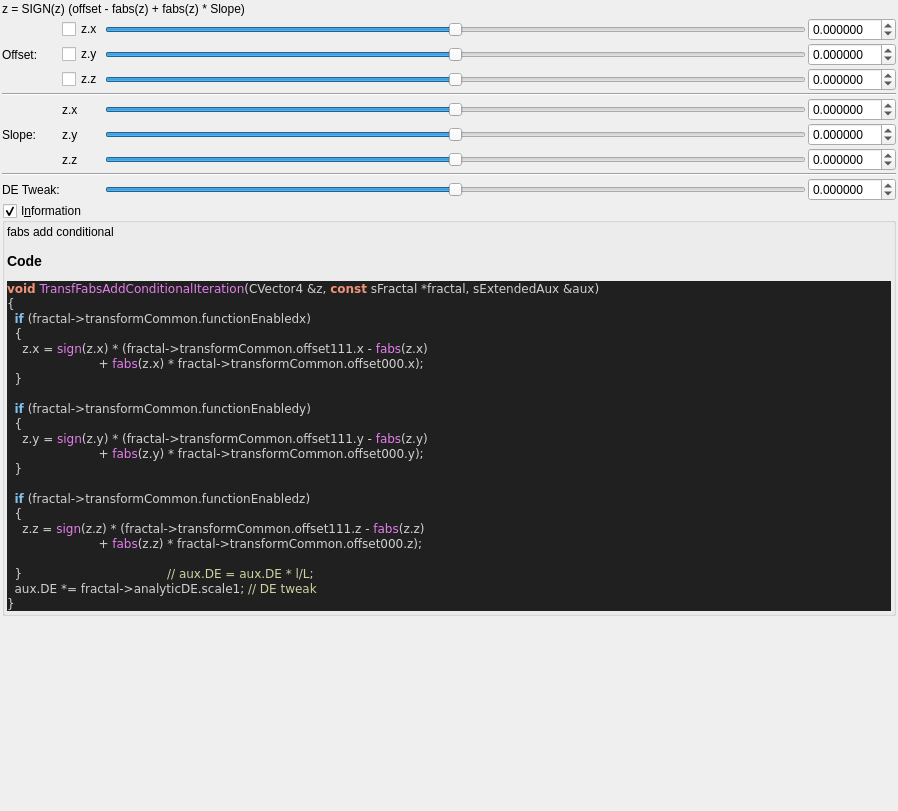
First picture: the form in mandelbulber2/formula/ui/fractal_transf_fabs_add_conditional.ui, repository buddhi1980/mandelbulber2, before the edit.
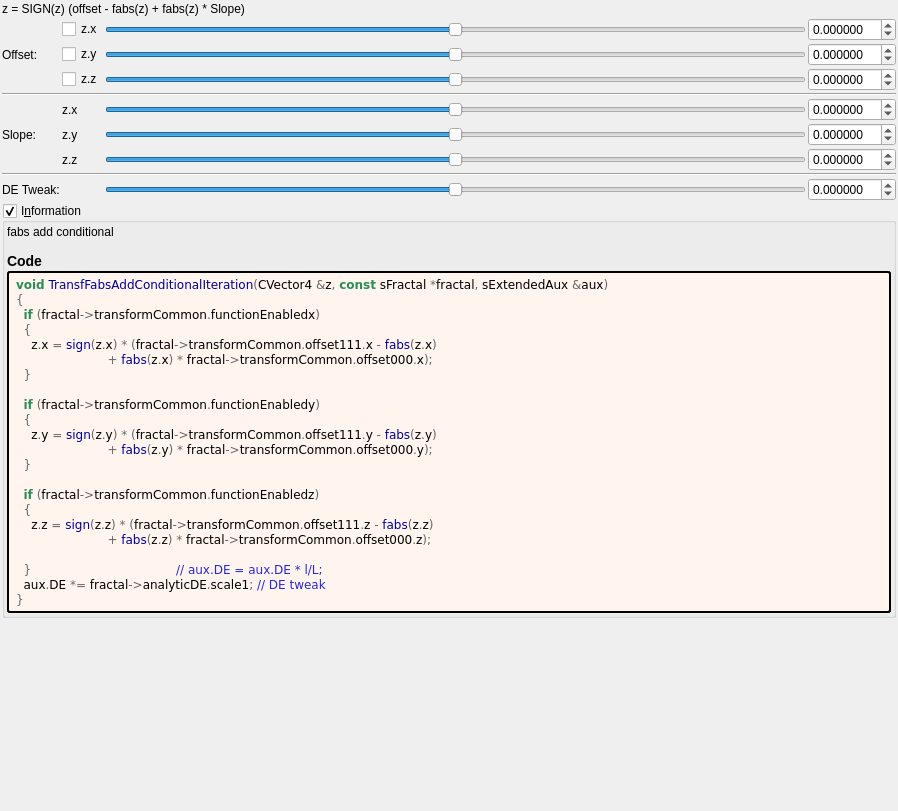
Second picture: the form after the edit. Custom widgets are drawn as their Qt base class.

The edit to the form file:
```diff
--- a/mandelbulber2/formula/ui/fractal_transf_fabs_add_conditional.ui
+++ b/mandelbulber2/formula/ui/fractal_transf_fabs_add_conditional.ui
@@ -519,34 +519,49 @@
        <number>2</number>
       </property>
       <item>
-       <widget class="QLabel" name="label_code_content">
+	   <widget class="QLabel" name="label_information_general">
         <property name="text">
          <string notr="true">&lt;p&gt;fabs add conditional&lt;/p&gt;&lt;table&gt;
 &lt;/table&gt;
-&lt;h3&gt;Code&lt;/h3&gt;
-&lt;body style=&quot;background-color:#202020&quot;&gt;
-&lt;pre style=&quot;color:#d0d0d0; background-color:#202020;  font-family:'Courier New',monospace;&quot;&gt;&lt;span style=&quot;color:#f09479; font-weight:bold&quot;&gt;void&lt;/span&gt; &lt;span style=&quot;color:#e47eed&quot;&gt;TransfFabsAddConditionalIteration&lt;/span&gt;&lt;span style=&quot;color:#d0d0d0&quot;&gt;(&lt;/span&gt;CVector4 &lt;span style=&quot;color:#d0d0d0&quot;&gt;&amp;amp;&lt;/span&gt;z&lt;span style=&quot;color:#d0d0d0&quot;&gt;,&lt;/span&gt; &lt;span style=&quot;color:#f09479; font-weight:bold&quot;&gt;const&lt;/span&gt; sFractal &lt;span style=&quot;color:#d0d0d0&quot;&gt;*&lt;/span&gt;fractal&lt;span style=&quot;color:#d0d0d0&quot;&gt;,&lt;/span&gt; sExtendedAux &lt;span style=&quot;color:#d0d0d0&quot;&gt;&amp;amp;&lt;/span&gt;aux&lt;span style=&quot;color:#d0d0d0&quot;&gt;)&lt;/span&gt;
-&lt;span style=&quot;color:#d0d0d0&quot;&gt;{&lt;/span&gt;
-  &lt;span style=&quot;color:#7ec0ee; font-weight:bold&quot;&gt;if&lt;/span&gt; &lt;span style=&quot;color:#d0d0d0&quot;&gt;(&lt;/span&gt;fractal&lt;span style=&quot;color:#d0d0d0&quot;&gt;-&amp;gt;&lt;/span&gt;transformCommon&lt;span style=&quot;color:#d0d0d0&quot;&gt;.&lt;/span&gt;functionEnabledx&lt;span style=&quot;color:#d0d0d0&quot;&gt;)&lt;/span&gt;
-  &lt;span style=&quot;color:#d0d0d0&quot;&gt;{&lt;/span&gt;
-    z&lt;span style=&quot;color:#d0d0d0&quot;&gt;.&lt;/span&gt;x &lt;span style=&quot;color:#d0d0d0&quot;&gt;=&lt;/span&gt; &lt;span style=&quot;color:#e47eed&quot;&gt;sign&lt;/span&gt;&lt;span style=&quot;color:#d0d0d0&quot;&gt;(&lt;/span&gt;z&lt;span style=&quot;color:#d0d0d0&quot;&gt;.&lt;/span&gt;x&lt;span style=&quot;color:#d0d0d0&quot;&gt;) * (&lt;/span&gt;fractal&lt;span style=&quot;color:#d0d0d0&quot;&gt;-&amp;gt;&lt;/span&gt;transformCommon&lt;span style=&quot;color:#d0d0d0&quot;&gt;.&lt;/span&gt;offset111&lt;span style=&quot;color:#d0d0d0&quot;&gt;.&lt;/span&gt;x &lt;span style=&quot;color:#d0d0d0&quot;&gt;-&lt;/span&gt; &lt;span style=&quot;color:#e47eed&quot;&gt;fabs&lt;/span&gt;&lt;span style=&quot;color:#d0d0d0&quot;&gt;(&lt;/span&gt;z&lt;span style=&quot;color:#d0d0d0&quot;&gt;.&lt;/span&gt;x&lt;span style=&quot;color:#d0d0d0&quot;&gt;)&lt;/span&gt;
-                        &lt;span style=&quot;color:#d0d0d0&quot;&gt;+&lt;/span&gt; &lt;span style=&quot;color:#e47eed&quot;&gt;fabs&lt;/span&gt;&lt;span style=&quot;color:#d0d0d0&quot;&gt;(&lt;/span&gt;z&lt;span style=&quot;color:#d0d0d0&quot;&gt;.&lt;/span&gt;x&lt;span style=&quot;color:#d0d0d0&quot;&gt;) *&lt;/span&gt; fractal&lt;span style=&quot;color:#d0d0d0&quot;&gt;-&amp;gt;&lt;/span&gt;transformCommon&lt;span style=&quot;color:#d0d0d0&quot;&gt;.&lt;/span&gt;offset000&lt;span style=&quot;color:#d0d0d0&quot;&gt;.&lt;/span&gt;x&lt;span style=&quot;color:#d0d0d0&quot;&gt;);&lt;/span&gt;
-  &lt;span style=&quot;color:#d0d0d0&quot;&gt;}&lt;/span&gt;
+&lt;h3&gt;Code&lt;/h3&gt;</string>
+		</property>
+		<property name="wordWrap">
+		 <bool>true</bool>
+		</property>
+		<property name="openExternalLinks">
+		 <bool>true</bool>
+		</property>
+		<property name="textInteractionFlags">
+		 <set>Qt::LinksAccessibleByMouse|Qt::TextSelectableByMouse</set>
+		</property>
+		</widget>
+	   </item>
+	   <item>
+	    <widget class="QLabel" name="label_code_content">
+		 <property name="text">
+		  <string notr="true">&lt;body style=&quot;background-color:#fff5ee&quot;&gt;
+&lt;pre style=&quot;color:#000000; background-color:#fff5ee;  font-family:'Courier New',monospace;&quot;&gt;&lt;span style=&quot;color:#2e8b57; font-weight:bold&quot;&gt;void&lt;/span&gt; &lt;span style=&quot;color:#00008f&quot;&gt;TransfFabsAddConditionalIteration&lt;/span&gt;&lt;span style=&quot;color:#676767&quot;&gt;(&lt;/span&gt;CVector4 &lt;span style=&quot;color:#676767&quot;&gt;&amp;amp;&lt;/span&gt;z&lt;span style=&quot;color:#676767&quot;&gt;,&lt;/span&gt; &lt;span style=&quot;color:#2e8b57; font-weight:bold&quot;&gt;const&lt;/span&gt; sFractal &lt;span style=&quot;color:#676767&quot;&gt;*&lt;/span&gt;fractal&lt;span style=&quot;color:#676767&quot;&gt;,&lt;/span&gt; sExtendedAux &lt;span style=&quot;color:#676767&quot;&gt;&amp;amp;&lt;/span&gt;aux&lt;span style=&quot;color:#676767&quot;&gt;)&lt;/span&gt;
+&lt;span style=&quot;color:#676767&quot;&gt;{&lt;/span&gt;
+  &lt;span style=&quot;color:#2e8b57; font-weight:bold&quot;&gt;if&lt;/span&gt; &lt;span style=&quot;color:#676767&quot;&gt;(&lt;/span&gt;fractal&lt;span style=&quot;color:#676767&quot;&gt;-&amp;gt;&lt;/span&gt;transformCommon&lt;span style=&quot;color:#676767&quot;&gt;.&lt;/span&gt;functionEnabledx&lt;span style=&quot;color:#676767&quot;&gt;)&lt;/span&gt;
+  &lt;span style=&quot;color:#676767&quot;&gt;{&lt;/span&gt;
+    z&lt;span style=&quot;color:#676767&quot;&gt;.&lt;/span&gt;x &lt;span style=&quot;color:#676767&quot;&gt;=&lt;/span&gt; &lt;span style=&quot;color:#00008f&quot;&gt;sign&lt;/span&gt;&lt;span style=&quot;color:#676767&quot;&gt;(&lt;/span&gt;z&lt;span style=&quot;color:#676767&quot;&gt;.&lt;/span&gt;x&lt;span style=&quot;color:#676767&quot;&gt;) * (&lt;/span&gt;fractal&lt;span style=&quot;color:#676767&quot;&gt;-&amp;gt;&lt;/span&gt;transformCommon&lt;span style=&quot;color:#676767&quot;&gt;.&lt;/span&gt;offset111&lt;span style=&quot;color:#676767&quot;&gt;.&lt;/span&gt;x &lt;span style=&quot;color:#676767&quot;&gt;-&lt;/span&gt; &lt;span style=&quot;color:#00008f&quot;&gt;fabs&lt;/span&gt;&lt;span style=&quot;color:#676767&quot;&gt;(&lt;/span&gt;z&lt;span style=&quot;color:#676767&quot;&gt;.&lt;/span&gt;x&lt;span style=&quot;color:#676767&quot;&gt;)&lt;/span&gt;
+                        &lt;span style=&quot;color:#676767&quot;&gt;+&lt;/span&gt; &lt;span style=&quot;color:#00008f&quot;&gt;fabs&lt;/span&gt;&lt;span style=&quot;color:#676767&quot;&gt;(&lt;/span&gt;z&lt;span style=&quot;color:#676767&quot;&gt;.&lt;/span&gt;x&lt;span style=&quot;color:#676767&quot;&gt;) *&lt;/span&gt; fractal&lt;span style=&quot;color:#676767&quot;&gt;-&amp;gt;&lt;/span&gt;transformCommon&lt;span style=&quot;color:#676767&quot;&gt;.&lt;/span&gt;offset000&lt;span style=&quot;color:#676767&quot;&gt;.&lt;/span&gt;x&lt;span style=&quot;color:#676767&quot;&gt;);&lt;/span&gt;
+  &lt;span style=&quot;color:#676767&quot;&gt;}&lt;/span&gt;
 
-  &lt;span style=&quot;color:#7ec0ee; font-weight:bold&quot;&gt;if&lt;/span&gt; &lt;span style=&quot;color:#d0d0d0&quot;&gt;(&lt;/span&gt;fractal&lt;span style=&quot;color:#d0d0d0&quot;&gt;-&amp;gt;&lt;/span&gt;transformCommon&lt;span style=&quot;color:#d0d0d0&quot;&gt;.&lt;/span&gt;functionEnabledy&lt;span style=&quot;color:#d0d0d0&quot;&gt;)&lt;/span&gt;
-  &lt;span style=&quot;color:#d0d0d0&quot;&gt;{&lt;/span&gt;
-    z&lt;span style=&quot;color:#d0d0d0&quot;&gt;.&lt;/span&gt;y &lt;span style=&quot;color:#d0d0d0&quot;&gt;=&lt;/span&gt; &lt;span style=&quot;color:#e47eed&quot;&gt;sign&lt;/span&gt;&lt;span style=&quot;color:#d0d0d0&quot;&gt;(&lt;/span&gt;z&lt;span style=&quot;color:#d0d0d0&quot;&gt;.&lt;/span&gt;y&lt;span style=&quot;color:#d0d0d0&quot;&gt;) * (&lt;/span&gt;fractal&lt;span style=&quot;color:#d0d0d0&quot;&gt;-&amp;gt;&lt;/span&gt;transformCommon&lt;span style=&quot;color:#d0d0d0&quot;&gt;.&lt;/span&gt;offset111&lt;span style=&quot;color:#d0d0d0&quot;&gt;.&lt;/span&gt;y &lt;span style=&quot;color:#d0d0d0&quot;&gt;-&lt;/span&gt; &lt;span style=&quot;color:#e47eed&quot;&gt;fabs&lt;/span&gt;&lt;span style=&quot;color:#d0d0d0&quot;&gt;(&lt;/span&gt;z&lt;span style=&quot;color:#d0d0d0&quot;&gt;.&lt;/span&gt;y&lt;span style=&quot;color:#d0d0d0&quot;&gt;)&lt;/span&gt;
-                        &lt;span style=&quot;color:#d0d0d0&quot;&gt;+&lt;/span&gt; &lt;span style=&quot;color:#e47eed&quot;&gt;fabs&lt;/span&gt;&lt;span style=&quot;color:#d0d0d0&quot;&gt;(&lt;/span&gt;z&lt;span style=&quot;color:#d0d0d0&quot;&gt;.&lt;/span&gt;y&lt;span style=&quot;color:#d0d0d0&quot;&gt;) *&lt;/span&gt; fractal&lt;span style=&quot;color:#d0d0d0&quot;&gt;-&amp;gt;&lt;/span&gt;transformCommon&lt;span style=&quot;color:#d0d0d0&quot;&gt;.&lt;/span&gt;offset000&lt;span style=&quot;color:#d0d0d0&quot;&gt;.&lt;/span&gt;y&lt;span style=&quot;color:#d0d0d0&quot;&gt;);&lt;/span&gt;
-  &lt;span style=&quot;color:#d0d0d0&quot;&gt;}&lt;/span&gt;
+  &lt;span style=&quot;color:#2e8b57; font-weight:bold&quot;&gt;if&lt;/span&gt; &lt;span style=&quot;color:#676767&quot;&gt;(&lt;/span&gt;fractal&lt;span style=&quot;color:#676767&quot;&gt;-&amp;gt;&lt;/span&gt;transformCommon&lt;span style=&quot;color:#676767&quot;&gt;.&lt;/span&gt;functionEnabledy&lt;span style=&quot;color:#676767&quot;&gt;)&lt;/span&gt;
+  &lt;span style=&quot;color:#676767&quot;&gt;{&lt;/span&gt;
+    z&lt;span style=&quot;color:#676767&quot;&gt;.&lt;/span&gt;y &lt;span style=&quot;color:#676767&quot;&gt;=&lt;/span&gt; &lt;span style=&quot;color:#00008f&quot;&gt;sign&lt;/span&gt;&lt;span style=&quot;color:#676767&quot;&gt;(&lt;/span&gt;z&lt;span style=&quot;color:#676767&quot;&gt;.&lt;/span&gt;y&lt;span style=&quot;color:#676767&quot;&gt;) * (&lt;/span&gt;fractal&lt;span style=&quot;color:#676767&quot;&gt;-&amp;gt;&lt;/span&gt;transformCommon&lt;span style=&quot;color:#676767&quot;&gt;.&lt;/span&gt;offset111&lt;span style=&quot;color:#676767&quot;&gt;.&lt;/span&gt;y &lt;span style=&quot;color:#676767&quot;&gt;-&lt;/span&gt; &lt;span style=&quot;color:#00008f&quot;&gt;fabs&lt;/span&gt;&lt;span style=&quot;color:#676767&quot;&gt;(&lt;/span&gt;z&lt;span style=&quot;color:#676767&quot;&gt;.&lt;/span&gt;y&lt;span style=&quot;color:#676767&quot;&gt;)&lt;/span&gt;
+                        &lt;span style=&quot;color:#676767&quot;&gt;+&lt;/span&gt; &lt;span style=&quot;color:#00008f&quot;&gt;fabs&lt;/span&gt;&lt;span style=&quot;color:#676767&quot;&gt;(&lt;/span&gt;z&lt;span style=&quot;color:#676767&quot;&gt;.&lt;/span&gt;y&lt;span style=&quot;color:#676767&quot;&gt;) *&lt;/span&gt; fractal&lt;span style=&quot;color:#676767&quot;&gt;-&amp;gt;&lt;/span&gt;transformCommon&lt;span style=&quot;color:#676767&quot;&gt;.&lt;/span&gt;offset000&lt;span style=&quot;color:#676767&quot;&gt;.&lt;/span&gt;y&lt;span style=&quot;color:#676767&quot;&gt;);&lt;/span&gt;
+  &lt;span style=&quot;color:#676767&quot;&gt;}&lt;/span&gt;
 
-  &lt;span style=&quot;color:#7ec0ee; font-weight:bold&quot;&gt;if&lt;/span&gt; &lt;span style=&quot;color:#d0d0d0&quot;&gt;(&lt;/span&gt;fractal&lt;span style=&quot;color:#d0d0d0&quot;&gt;-&amp;gt;&lt;/span&gt;transformCommon&lt;span style=&quot;color:#d0d0d0&quot;&gt;.&lt;/span&gt;functionEnabledz&lt;span style=&quot;color:#d0d0d0&quot;&gt;)&lt;/span&gt;
-  &lt;span style=&quot;color:#d0d0d0&quot;&gt;{&lt;/span&gt;
-    z&lt;span style=&quot;color:#d0d0d0&quot;&gt;.&lt;/span&gt;z &lt;span style=&quot;color:#d0d0d0&quot;&gt;=&lt;/span&gt; &lt;span style=&quot;color:#e47eed&quot;&gt;sign&lt;/span&gt;&lt;span style=&quot;color:#d0d0d0&quot;&gt;(&lt;/span&gt;z&lt;span style=&quot;color:#d0d0d0&quot;&gt;.&lt;/span&gt;z&lt;span style=&quot;color:#d0d0d0&quot;&gt;) * (&lt;/span&gt;fractal&lt;span style=&quot;color:#d0d0d0&quot;&gt;-&amp;gt;&lt;/span&gt;transformCommon&lt;span style=&quot;color:#d0d0d0&quot;&gt;.&lt;/span&gt;offset111&lt;span style=&quot;color:#d0d0d0&quot;&gt;.&lt;/span&gt;z &lt;span style=&quot;color:#d0d0d0&quot;&gt;-&lt;/span&gt; &lt;span style=&quot;color:#e47eed&quot;&gt;fabs&lt;/span&gt;&lt;span style=&quot;color:#d0d0d0&quot;&gt;(&lt;/span&gt;z&lt;span style=&quot;color:#d0d0d0&quot;&gt;.&lt;/span&gt;z&lt;span style=&quot;color:#d0d0d0&quot;&gt;)&lt;/span&gt;
-                        &lt;span style=&quot;color:#d0d0d0&quot;&gt;+&lt;/span&gt; &lt;span style=&quot;color:#e47eed&quot;&gt;fabs&lt;/span&gt;&lt;span style=&quot;color:#d0d0d0&quot;&gt;(&lt;/span&gt;z&lt;span style=&quot;color:#d0d0d0&quot;&gt;.&lt;/span&gt;z&lt;span style=&quot;color:#d0d0d0&quot;&gt;) *&lt;/span&gt; fractal&lt;span style=&quot;color:#d0d0d0&quot;&gt;-&amp;gt;&lt;/span&gt;transformCommon&lt;span style=&quot;color:#d0d0d0&quot;&gt;.&lt;/span&gt;offset000&lt;span style=&quot;color:#d0d0d0&quot;&gt;.&lt;/span&gt;z&lt;span style=&quot;color:#d0d0d0&quot;&gt;);&lt;/span&gt;
+  &lt;span style=&quot;color:#2e8b57; font-weight:bold&quot;&gt;if&lt;/span&gt; &lt;span style=&quot;color:#676767&quot;&gt;(&lt;/span&gt;fractal&lt;span style=&quot;color:#676767&quot;&gt;-&amp;gt;&lt;/span&gt;transformCommon&lt;span style=&quot;color:#676767&quot;&gt;.&lt;/span&gt;functionEnabledz&lt;span style=&quot;color:#676767&quot;&gt;)&lt;/span&gt;
+  &lt;span style=&quot;color:#676767&quot;&gt;{&lt;/span&gt;
+    z&lt;span style=&quot;color:#676767&quot;&gt;.&lt;/span&gt;z &lt;span style=&quot;color:#676767&quot;&gt;=&lt;/span&gt; &lt;span style=&quot;color:#00008f&quot;&gt;sign&lt;/span&gt;&lt;span style=&quot;color:#676767&quot;&gt;(&lt;/span&gt;z&lt;span style=&quot;color:#676767&quot;&gt;.&lt;/span&gt;z&lt;span style=&quot;color:#676767&quot;&gt;) * (&lt;/span&gt;fractal&lt;span style=&quot;color:#676767&quot;&gt;-&amp;gt;&lt;/span&gt;transformCommon&lt;span style=&quot;color:#676767&quot;&gt;.&lt;/span&gt;offset111&lt;span style=&quot;color:#676767&quot;&gt;.&lt;/span&gt;z &lt;span style=&quot;color:#676767&quot;&gt;-&lt;/span&gt; &lt;span style=&quot;color:#00008f&quot;&gt;fabs&lt;/span&gt;&lt;span style=&quot;color:#676767&quot;&gt;(&lt;/span&gt;z&lt;span style=&quot;color:#676767&quot;&gt;.&lt;/span&gt;z&lt;span style=&quot;color:#676767&quot;&gt;)&lt;/span&gt;
+                        &lt;span style=&quot;color:#676767&quot;&gt;+&lt;/span&gt; &lt;span style=&quot;color:#00008f&quot;&gt;fabs&lt;/span&gt;&lt;span style=&quot;color:#676767&quot;&gt;(&lt;/span&gt;z&lt;span style=&quot;color:#676767&quot;&gt;.&lt;/span&gt;z&lt;span style=&quot;color:#676767&quot;&gt;) *&lt;/span&gt; fractal&lt;span style=&quot;color:#676767&quot;&gt;-&amp;gt;&lt;/span&gt;transformCommon&lt;span style=&quot;color:#676767&quot;&gt;.&lt;/span&gt;offset000&lt;span style=&quot;color:#676767&quot;&gt;.&lt;/span&gt;z&lt;span style=&quot;color:#676767&quot;&gt;);&lt;/span&gt;
 
-  &lt;span style=&quot;color:#d0d0d0&quot;&gt;}&lt;/span&gt;                                      &lt;span style=&quot;color:#d0d0a0&quot;&gt;// aux.DE = aux.DE * l/L;&lt;/span&gt;
-  aux&lt;span style=&quot;color:#d0d0d0&quot;&gt;.&lt;/span&gt;DE &lt;span style=&quot;color:#d0d0d0&quot;&gt;*=&lt;/span&gt; fractal&lt;span style=&quot;color:#d0d0d0&quot;&gt;-&amp;gt;&lt;/span&gt;analyticDE&lt;span style=&quot;color:#d0d0d0&quot;&gt;.&lt;/span&gt;scale1&lt;span style=&quot;color:#d0d0d0&quot;&gt;;&lt;/span&gt; &lt;span style=&quot;color:#d0d0a0&quot;&gt;// DE tweak&lt;/span&gt;
-&lt;span style=&quot;color:#d0d0d0&quot;&gt;}&lt;/span&gt;
+  &lt;span style=&quot;color:#676767&quot;&gt;}&lt;/span&gt;                                      &lt;span style=&quot;color:#2929cc&quot;&gt;// aux.DE = aux.DE * l/L;&lt;/span&gt;
+  aux&lt;span style=&quot;color:#676767&quot;&gt;.&lt;/span&gt;DE &lt;span style=&quot;color:#676767&quot;&gt;*=&lt;/span&gt; fractal&lt;span style=&quot;color:#676767&quot;&gt;-&amp;gt;&lt;/span&gt;analyticDE&lt;span style=&quot;color:#676767&quot;&gt;.&lt;/span&gt;scale1&lt;span style=&quot;color:#676767&quot;&gt;;&lt;/span&gt; &lt;span style=&quot;color:#2929cc&quot;&gt;// DE tweak&lt;/span&gt;
+&lt;span style=&quot;color:#676767&quot;&gt;}&lt;/span&gt;
 &lt;/pre&gt;
 &lt;/body&gt;</string>
         </property>
@@ -559,6 +574,9 @@
         <property name="textInteractionFlags">
          <set>Qt::LinksAccessibleByMouse|Qt::TextSelectableByMouse</set>
         </property>
+		 <property name="styleSheet">
+		  <string notr="true">border-style: outset; border-width: 2px; border-radius: 3px; border-color: black; background-color: #fff5ee; padding: 4px;</string>
+		  </property>
        </widget>
       </item>
      </layout>
```
Lines whose indentation alone changed are shown as unchanged.
